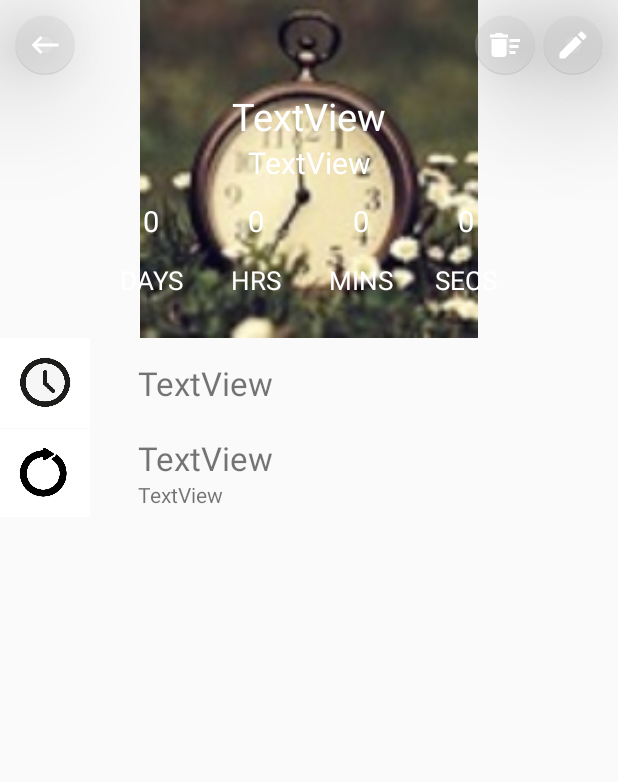
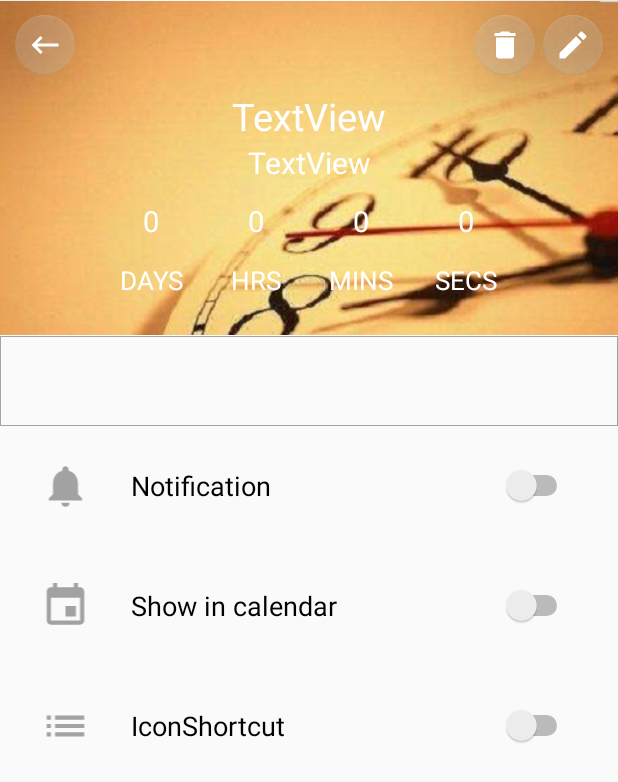
Before and after one commit to yuxin-git/iTimeApplication, an Android app: the EventDetailsActivity screen opened directly, with no data from a screen before it, on a phone screen of 412 x 824 dp. Shown: the top 782 px of the screen. Run offline under Robolectric (Android 15) with nearby library versions, the light colour scheme and no system bars; 5 statements that could not run were skipped.

Commit message:
完善了事件详情界面的一些细节，如添加了事件描述的textView控件，添加了几个switch按钮。

```diff
--- a/app/src/main/java/com/example/itimeapplication/EventDetailsActivity.java
+++ b/app/src/main/java/com/example/itimeapplication/EventDetailsActivity.java
@@ -34,10 +34,12 @@ public class EventDetailsActivity extends AppCompatActivity {
     private static final int REQUEST_CODE_DELETE_EVENT = 204;
     private Event thisEvent;
 
+
     private TextView textViewDays;
     private TextView textViewHours;
     private TextView textViewMunites;
     private TextView textViewSeconds;
+    private TextView textViewDescription;
 
     Calendar calendar1,calendar2;
     int remain_time_s;    //保存事件时间和当前时间的差（秒为单位）
@@ -68,6 +70,10 @@ public class EventDetailsActivity extends AppCompatActivity {
         textViewHours=findViewById(R.id.text_view_dis_hour);
         textViewMunites=findViewById(R.id.text_view_dis_minute);
         textViewSeconds=findViewById(R.id.text_view_dis_second);
+
+        textViewDescription=findViewById(R.id.text_view_description);
+        if(!thisEvent.getDescription().isEmpty())
+            textViewDescription.setText(thisEvent.getDescription());
 
 
         calendar2=Calendar.getInstance();
--- a/app/src/main/java/com/example/itimeapplication/MainActivity.java
+++ b/app/src/main/java/com/example/itimeapplication/MainActivity.java
@@ -12,11 +12,13 @@ import androidx.navigation.Navigation;
 import androidx.navigation.ui.AppBarConfiguration;
 import androidx.navigation.ui.NavigationUI;
 
+import android.content.Context;
 import android.content.Intent;
 import android.graphics.Bitmap;
 import android.graphics.BitmapFactory;
 import android.graphics.Color;
 import android.os.Bundle;
+import android.os.Environment;
 import android.util.Log;
 import android.view.LayoutInflater;
 import android.view.MenuItem;
@@ -35,7 +37,11 @@ import com.example.itimeapplication.data.model.Event;
 import com.google.android.material.floatingactionbutton.FloatingActionButton;
 import com.google.android.material.navigation.NavigationView;
 
+import java.io.File;
+import java.io.FileOutputStream;
+import java.io.IOException;
 import java.util.ArrayList;
+import java.util.UUID;
 
 
 public class MainActivity extends AppCompatActivity {
@@ -52,8 +58,7 @@ public class MainActivity extends AppCompatActivity {
     private int deleteCode=0; //控制删除操作，为1则执行删除操作，否则不执行
     private int deleteItemPosition;
 
-    private ActionBarDrawerToggle drawerbar;
-    public DrawerLayout drawerLayout;
+    private DrawerLayout drawerLayout;
     private RelativeLayout main_left_drawer_layout;
 
     private AppBarConfiguration mAppBarConfiguration;
@@ -65,6 +70,18 @@ public class MainActivity extends AppCompatActivity {
         setContentView(R.layout.activity_main);
         Toolbar toolbar = findViewById(R.id.toolbar);
         setSupportActionBar(toolbar);
+
+
+       eventSource=new EventSource(this);
+       events=eventSource.load();
+
+
+       theAdapter=new TimesArrayAdapter(this,R.layout.list_item_event, events);
+
+
+       listViewEvent= this.findViewById(R.id.list_view_time);
+       listViewEvent.setAdapter(theAdapter);
+       listViewEvent.setDivider(null);     //取消listview中item间的边框
 
         NavigationView navigationView = findViewById(R.id.nav_view);
         drawerLayout = (DrawerLayout) findViewById(R.id.drawer_layout);
@@ -87,8 +104,6 @@ public class MainActivity extends AppCompatActivity {
                        break;
                    case R.id.nav_color:
 
-
-
                }
                return false;
               }
@@ -97,16 +112,6 @@ public class MainActivity extends AppCompatActivity {
 
 
 
-        eventSource=new EventSource(this);
-        events=eventSource.load();
-
-
-        theAdapter=new TimesArrayAdapter(this,R.layout.list_item_event, events);
-
-
-        listViewEvent= this.findViewById(R.id.list_view_time);
-        listViewEvent.setAdapter(theAdapter);
-        listViewEvent.setDivider(null);     //取消listview中item间的边框
 
 
         //点击+按钮，跳转至EditTimeActivity新建一条数据
@@ -178,16 +183,6 @@ public class MainActivity extends AppCompatActivity {
                 break;
         }
 
-    }
-
-    private void InitData()
-    {
-        /*
-        events.add(new Event("Birthday1","2001","无"));
-        events.add(new Event(R.drawable.a1,"2DAYS","bir2","2003","无"));
-        events.add(new Event(R.drawable.a1,"ADAYS","birth4","1999","无"));
-
-         */
     }
 
     private void DeleteEvent(int position)
@@ -470,7 +465,7 @@ public class MainActivity extends AppCompatActivity {
             TextView description = (TextView)item.findViewById(R.id.text_view_description);
 
             Event event_item = this.getItem(position);
-            pic.setImageResource(R.drawable.a1);
+            pic.setImageResource(R.drawable.a9);
             remain_time.setText(event_item.display_remian_time());
             name.setText(event_item.getName());
             date.setText(event_item.getDate().display_date_and_time());
--- /dev/null
+++ b/app/src/main/res/drawable/border.xml
@@ -0,0 +1,15 @@
+<?xml version="1.0" encoding="utf-8"?>
+<shape xmlns:android="http://schemas.android.com/apk/res/android" >
+
+    <solid android:color="#00000000" />
+
+    <stroke
+        android:width="0.01dp"
+        android:color="#A2A2A2" />
+
+    <padding
+        android:bottom="1dp"
+        android:left="0.5dp"
+        android:right="0.5dp"
+        android:top="0dp" />
+</shape>
--- /dev/null
+++ b/app/src/main/res/drawable/ic_delete.xml
@@ -0,0 +1,5 @@
+<vector android:height="24dp" android:tint="#FFFFFF"
+    android:viewportHeight="24.0" android:viewportWidth="24.0"
+    android:width="24dp" xmlns:android="http://schemas.android.com/apk/res/android">
+    <path android:fillColor="#FF000000" android:pathData="M6,19c0,1.1 0.9,2 2,2h8c1.1,0 2,-0.9 2,-2V7H6v12zM19,4h-3.5l-1,-1h-5l-1,1H5v2h14V4z"/>
+</vector>
--- /dev/null
+++ b/app/src/main/res/drawable/ic_event.xml
@@ -0,0 +1,5 @@
+<vector android:height="36dp" android:tint="#A2A2A2"
+    android:viewportHeight="24.0" android:viewportWidth="24.0"
+    android:width="36dp" xmlns:android="http://schemas.android.com/apk/res/android">
+    <path android:fillColor="#FF000000" android:pathData="M17,12h-5v5h5v-5zM16,1v2L8,3L8,1L6,1v2L5,3c-1.11,0 -1.99,0.9 -1.99,2L3,19c0,1.1 0.89,2 2,2h14c1.1,0 2,-0.9 2,-2L21,5c0,-1.1 -0.9,-2 -2,-2h-1L18,1h-2zM19,19L5,19L5,8h14v11z"/>
+</vector>
--- /dev/null
+++ b/app/src/main/res/drawable/ic_list.xml
@@ -0,0 +1,5 @@
+<vector android:height="36dp" android:tint="#A2A2A2"
+    android:viewportHeight="24.0" android:viewportWidth="24.0"
+    android:width="36dp" xmlns:android="http://schemas.android.com/apk/res/android">
+    <path android:fillColor="#FF000000" android:pathData="M3,13h2v-2L3,11v2zM3,17h2v-2L3,15v2zM3,9h2L5,7L3,7v2zM7,13h14v-2L7,11v2zM7,17h14v-2L7,15v2zM7,7v2h14L21,7L7,7z"/>
+</vector>
--- /dev/null
+++ b/app/src/main/res/drawable/ic_notifications.xml
@@ -0,0 +1,5 @@
+<vector android:height="36dp" android:tint="#A2A2A2"
+    android:viewportHeight="24.0" android:viewportWidth="24.0"
+    android:width="36dp" xmlns:android="http://schemas.android.com/apk/res/android">
+    <path android:fillColor="#FF000000" android:pathData="M12,22c1.1,0 2,-0.9 2,-2h-4c0,1.1 0.89,2 2,2zM18,16v-5c0,-3.07 -1.64,-5.64 -4.5,-6.32L13.5,4c0,-0.83 -0.67,-1.5 -1.5,-1.5s-1.5,0.67 -1.5,1.5v0.68C7.63,5.36 6,7.92 6,11v5l-2,2v1h16v-1l-2,-2z"/>
+</vector>
--- a/app/src/main/res/layout/activity_edit_event.xml
+++ b/app/src/main/res/layout/activity_edit_event.xml
@@ -9,7 +9,7 @@
     <FrameLayout
         android:id="@+id/frameLayout"
         android:layout_width="fill_parent"
-        android:layout_height="240dp"
+        android:layout_height="224dp"
         app:layout_constraintStart_toStartOf="parent"
         app:layout_constraintTop_toTopOf="parent">
 
--- a/app/src/main/res/layout/activity_event_details.xml
+++ b/app/src/main/res/layout/activity_event_details.xml
@@ -9,7 +9,7 @@
     <FrameLayout
         android:id="@+id/frameLayout"
         android:layout_width="fill_parent"
-        android:layout_height="225dp"
+        android:layout_height="224dp"
         app:layout_constraintStart_toStartOf="parent"
         app:layout_constraintTop_toTopOf="parent">
 
@@ -18,7 +18,7 @@
             android:id="@+id/image_view_det_pic"
             android:layout_width="match_parent"
             android:layout_height="match_parent"
-            app:srcCompat="@drawable/a1" />
+            app:srcCompat="@drawable/a10" />
 
 
 
@@ -49,7 +49,7 @@
             app:backgroundTint="@color/iconBackground"
             app:elevation="50dp"
             app:fabSize="mini"
-            app:srcCompat="@drawable/ic_delete_white"
+            app:srcCompat="@drawable/ic_delete"
             tools:ignore="VectorDrawableCompat" />
 
         <com.google.android.material.floatingactionbutton.FloatingActionButton
@@ -213,55 +213,114 @@
 
     </FrameLayout>
 
-    <ImageView
-        android:id="@+id/image_view_det_name"
-        android:layout_width="60dp"
+    <LinearLayout
+        android:id="@+id/linearLayout_des"
+        android:layout_width="match_parent"
         android:layout_height="60dp"
+        android:background="@drawable/border"
         app:layout_constraintStart_toStartOf="parent"
-        app:layout_constraintTop_toBottomOf="@+id/frameLayout"
-        app:srcCompat="@drawable/con1" />
+        app:layout_constraintTop_toBottomOf="@+id/frameLayout">
 
-    <ImageView
-        android:id="@+id/image_view_det_remain"
-        android:layout_width="60dp"
-        android:layout_height="60dp"
+        <TextView
+            android:id="@+id/text_view_description"
+            android:layout_width="wrap_content"
+            android:layout_height="wrap_content"
+            android:layout_gravity="bottom|left"
+            android:layout_marginLeft="30dp"
+            android:layout_marginBottom="7dp"
+
+            android:textSize="22dp" />
+    </LinearLayout>
+
+    <LinearLayout
+        android:id="@+id/linearLayout"
+        android:layout_width="match_parent"
+        android:layout_height="300dp"
         app:layout_constraintStart_toStartOf="parent"
-        app:layout_constraintTop_toBottomOf="@+id/image_view_det_name"
-        app:srcCompat="@drawable/con2" />
+        app:layout_constraintTop_toBottomOf="@+id/linearLayout_des"
+        android:orientation="vertical">
 
-    <TextView
-        android:id="@+id/text_view_det_name"
-        android:layout_width="wrap_content"
-        android:layout_height="wrap_content"
-        android:layout_marginStart="32dp"
-        android:layout_marginLeft="32dp"
-        android:layout_marginTop="15dp"
-        android:text="TextView"
-        android:textSize="22dp"
-        app:layout_constraintStart_toEndOf="@+id/image_view_det_name"
-        app:layout_constraintTop_toTopOf="@+id/image_view_det_name" />
+        <LinearLayout
+            android:layout_width="match_parent"
+            android:layout_height="80dp"
+            android:orientation="horizontal">
 
-    <TextView
-        android:id="@+id/text_view_det_remain_time"
-        android:layout_width="wrap_content"
-        android:layout_height="wrap_content"
-        android:layout_marginStart="32dp"
-        android:layout_marginLeft="32dp"
-        android:layout_marginTop="5dp"
-        android:text="TextView"
-        android:textSize="22dp"
-        app:layout_constraintStart_toEndOf="@+id/image_view_det_remain"
-        app:layout_constraintTop_toTopOf="@+id/image_view_det_remain" />
+            <ImageView
+                android:id="@+id/imageView2"
+                android:layout_width="33dp"
+                android:layout_height="33dp"
+                android:layout_gravity="center"
+                android:layout_marginLeft="10dp"
+                android:layout_weight="1"
+                app:srcCompat="@drawable/ic_notifications"
+                tools:ignore="VectorDrawableCompat" />
 
-    <TextView
-        android:id="@+id/text_view_det_date"
-        android:layout_width="wrap_content"
-        android:layout_height="wrap_content"
-        android:layout_marginStart="32dp"
-        android:layout_marginLeft="32dp"
-        android:text="TextView"
-        app:layout_constraintStart_toEndOf="@+id/image_view_det_remain"
-        app:layout_constraintTop_toBottomOf="@+id/text_view_det_remain_time" />
+            <Switch
+                android:id="@+id/switch1"
+                android:layout_width="260dp"
+                android:layout_height="wrap_content"
+                android:layout_gravity="center|right"
+                android:layout_marginLeft="10dp"
+                android:layout_marginRight="30dp"
+                android:layout_weight="1"
+                android:text="Notification"
+                android:textSize="18dp" />
+
+        </LinearLayout>
+        <LinearLayout
+            android:layout_width="match_parent"
+            android:layout_height="80dp"
+            android:orientation="horizontal">
+
+            <ImageView
+                android:id="@+id/imageView3"
+                android:layout_width="33dp"
+                android:layout_height="33dp"
+                android:layout_gravity="center"
+                android:layout_marginLeft="10dp"
+                android:layout_weight="1"
+                app:srcCompat="@drawable/ic_event"
+                tools:ignore="VectorDrawableCompat" />
+
+            <Switch
+                android:id="@+id/switch2"
+                android:layout_width="260dp"
+                android:layout_height="wrap_content"
+                android:layout_gravity="center|right"
+                android:layout_marginLeft="10dp"
+                android:layout_marginRight="30dp"
+                android:layout_weight="1"
+                android:text="Show in calendar"
+                android:textSize="18dp" />
+
+        </LinearLayout>
+        <LinearLayout
+            android:layout_width="match_parent"
+            android:layout_height="80dp"
+            android:orientation="horizontal">
+
+            <ImageView
+                android:id="@+id/imageView4"
+                android:layout_width="33dp"
+                android:layout_height="33dp"
+                android:layout_gravity="center"
+                android:layout_marginLeft="10dp"
+                android:layout_weight="1"
+                app:srcCompat="@drawable/ic_list"
+                tools:ignore="VectorDrawableCompat" />
+
+            <Switch
+                android:id="@+id/switch3"
+                android:layout_width="260dp"
+                android:layout_height="wrap_content"
+                android:layout_gravity="center|right"
+                android:layout_marginLeft="10dp"
+                android:layout_marginRight="30dp"
+                android:layout_weight="1"
+                android:text="IconShortcut"
+                android:textSize="18dp" />
+        </LinearLayout>
+    </LinearLayout>
 
 
 </androidx.constraintlayout.widget.ConstraintLayout>
--- a/app/src/main/res/layout/activity_main.xml
+++ b/app/src/main/res/layout/activity_main.xml
@@ -15,7 +15,7 @@
 
     <com.google.android.material.appbar.AppBarLayout
         android:layout_width="match_parent"
-        android:layout_height="50dp"
+        android:layout_height="53dp"
         android:theme="@style/AppTheme.AppBarOverlay">
 
         <androidx.appcompat.widget.Toolbar
@@ -33,15 +33,12 @@
         android:layout_width="match_parent"
         android:layout_height="match_parent">
 
-
-
         <ListView
             android:id="@+id/list_view_time"
             android:layout_width="match_parent"
             android:layout_height="match_parent"
             tools:layout_editor_absoluteX="47dp"
             tools:layout_editor_absoluteY="133dp">
-
 
         </ListView>
 
@@ -64,21 +61,6 @@
     </RelativeLayout>
 
     </LinearLayout>
-<!--
-    <RelativeLayout
-        android:id="@+id/main_left_drawer_layout"
-        android:layout_width="240dp"
-        android:layout_height="match_parent"
-        android:layout_gravity="start"
-        android:background="@color/colorPrimary"
-        android:paddingTop="50dp">
-
-        <TextView
-            android:layout_width="wrap_content"
-            android:layout_height="wrap_content"
-            android:layout_centerInParent="true"
-            android:text="左边菜单测试" />
--->
 
         <com.google.android.material.navigation.NavigationView
             android:id="@+id/nav_view"
@@ -89,49 +71,5 @@
             app:headerLayout="@layout/nav_header_main"
             app:menu="@menu/activity_main_drawer" />
 
-<!--
-    </RelativeLayout>
--->
-
 
     </androidx.drawerlayout.widget.DrawerLayout>
-
-    <!--
-    <androidx.constraintlayout.widget.ConstraintLayout xmlns:android="http://schemas.android.com/apk/res/android"
-        xmlns:app="http://schemas.android.com/apk/res-auto"
-        xmlns:tools="http://schemas.android.com/tools"
-        android:layout_width="match_parent"
-        android:layout_height="match_parent"
-        tools:context=".MainActivity">
-
-
-        <ListView
-            android:id="@+id/list_view_time"
-            android:layout_width="match_parent"
-            android:layout_height="match_parent"
-            tools:layout_editor_absoluteX="47dp"
-            tools:layout_editor_absoluteY="133dp" >
-
-
-        </ListView>
-
-        <com.google.android.material.floatingactionbutton.FloatingActionButton
-            android:id="@+id/fab_add"
-            android:layout_width="wrap_content"
-            android:layout_height="wrap_content"
-            android:layout_marginEnd="50dp"
-            android:layout_marginRight="50dp"
-            android:layout_marginBottom="50dp"
-            android:clickable="true"
-            app:backgroundTint="@color/colorPrimary"
-            app:layout_constraintBottom_toBottomOf="parent"
-            app:layout_constraintEnd_toEndOf="parent"
-            app:srcCompat="@drawable/ic_add_white"
-            tools:ignore="VectorDrawableCompat" />
-
-
-
-
-    </androidx.constraintlayout.widget.ConstraintLayout>
-
-    -->
```
Also changed, not shown: app/src/main/res/drawable/a10.jpg (added), app/src/main/res/drawable/a9.jpg (added), app/src/main/res/drawable/default_background.jpg (added). Lines whose indentation alone changed are shown as unchanged.
